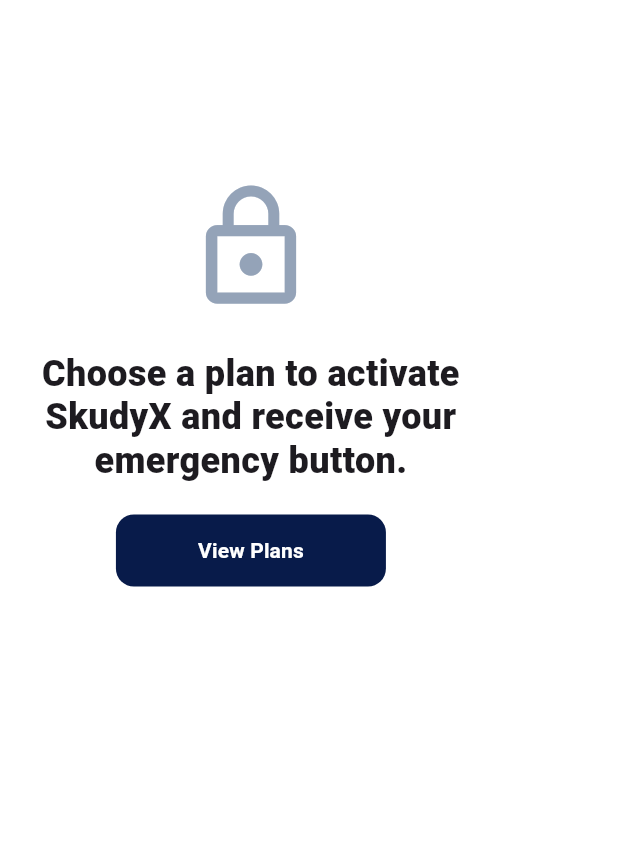
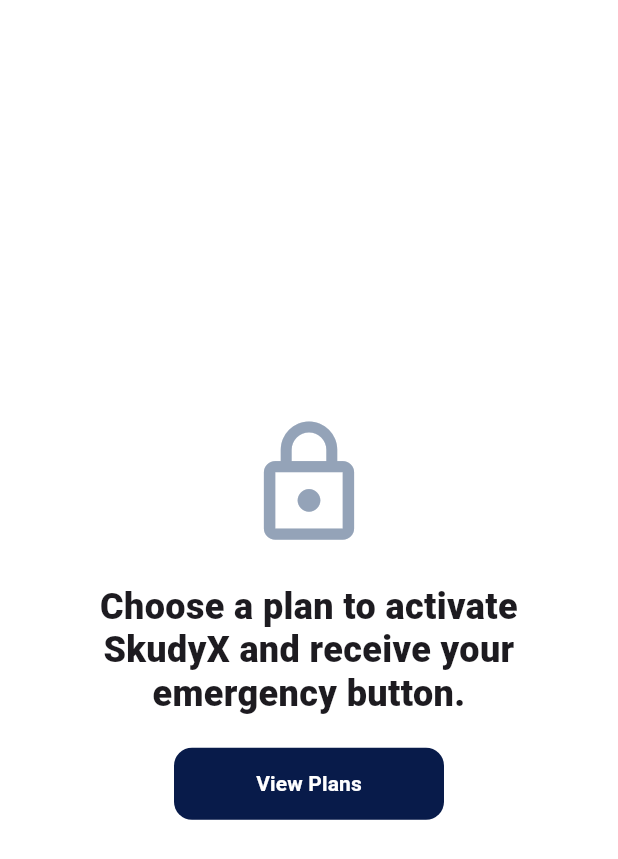
Before and after one commit to ifti-git-new/skudyx-app, a Flutter app: the _NotPurchasedView screen opened directly, on a phone screen of 412 x 824 dp. Shown: the top 859 px of the screen. Run offline on Flutter 3.47's test engine with Material 3 defaults, Android fonts, the phone set to English and light mode, and no system bars; our stand-ins replace flutter_svg, go_router, shared_preferences; accounts and stored records are empty.

Commit message:
widget added

```diff
--- a/lib/features/auth/presentation/controllers/auth_controller.dart
+++ b/lib/features/auth/presentation/controllers/auth_controller.dart
@@ -1,10 +1,8 @@
 import 'package:flutter/foundation.dart';
+
 import 'package:skudyx/core/storage/app_prefs.dart';
 import 'package:skudyx/features/auth/domain/entities/repositories/social_auth_provider.dart';
-
-// import '../../../../core/storage/app_prefs.dart';
-// import '../../domain/entities/repositories/social_auth_provider.dart';
-import 'auth_state.dart';
+import 'package:skudyx/features/auth/presentation/controllers/auth_state.dart';
 
 class AuthController extends ChangeNotifier {
   final AppPrefs prefs;
--- a/lib/features/device/presentation/screens/device_screen.dart
+++ b/lib/features/device/presentation/screens/device_screen.dart
@@ -39,26 +39,32 @@
 }
 
 class _NotPurchasedView extends StatelessWidget {
+  const _NotPurchasedView();
+
   @override
   Widget build(BuildContext context) {
     return Scaffold(
       backgroundColor: Colors.white,
       body: SafeArea(
+        child: Center(
+          child: Padding(
+            padding: const EdgeInsets.symmetric(horizontal: 28),
             child: Column(
+              mainAxisSize: MainAxisSize.min,
               children: [
-            const SizedBox(height: 120),
-            const Icon(Icons.lock_outline, size: 90, color: Color(0xFF94A3B8)),
-            const SizedBox(height: 24),
-            const Padding(
-              padding: EdgeInsets.symmetric(horizontal: 28),
-              child: Text(
+                const Icon(
+                  Icons.lock_outline,
+                  size: 90,
+                  color: Color(0xFF94A3B8),
+                ),
+                const SizedBox(height: 22),
+                const Text(
                   'Choose a plan to activate\nSkudyX and receive your\nemergency button.',
                   textAlign: TextAlign.center,
                   style: TextStyle(
                     fontSize: 24,
                     fontWeight: FontWeight.w800,
                     height: 1.2,
-                ),
                   ),
                 ),
                 const SizedBox(height: 22),
@@ -84,35 +90,39 @@
               ],
             ),
           ),
+        ),
+      ),
     );
   }
 }
 
 class _PurchasedNoDeliveryView extends StatelessWidget {
+  const _PurchasedNoDeliveryView();
+
   @override
   Widget build(BuildContext context) {
     return Scaffold(
       backgroundColor: Colors.white,
       body: SafeArea(
+        child: Center(
+          child: Padding(
+            padding: const EdgeInsets.symmetric(horizontal: 28),
             child: Column(
+              mainAxisSize: MainAxisSize.min,
               children: [
-            const SizedBox(height: 120),
                 const Icon(
                   Icons.inventory_2_outlined,
                   size: 90,
                   color: Color(0xFF94A3B8),
                 ),
-            const SizedBox(height: 24),
-            const Padding(
-              padding: EdgeInsets.symmetric(horizontal: 28),
-              child: Text(
+                const SizedBox(height: 22),
+                const Text(
                   'We’re ready to ship your\nSkudyX Emergency Button.\nAdd your delivery details.',
                   textAlign: TextAlign.center,
                   style: TextStyle(
                     fontSize: 24,
                     fontWeight: FontWeight.w800,
                     height: 1.2,
-                ),
                   ),
                 ),
                 const SizedBox(height: 22),
@@ -138,6 +148,8 @@
               ],
             ),
           ),
+        ),
+      ),
     );
   }
 }
```
Lines whose indentation alone changed are shown as unchanged.
